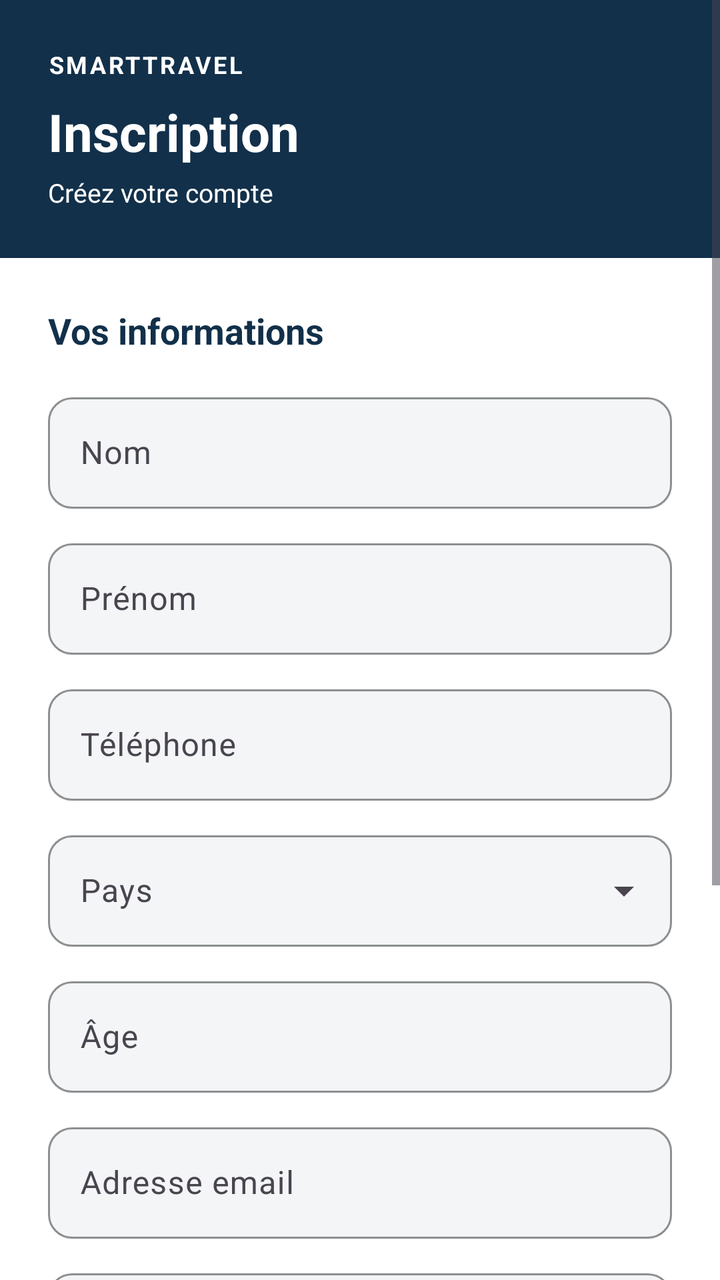
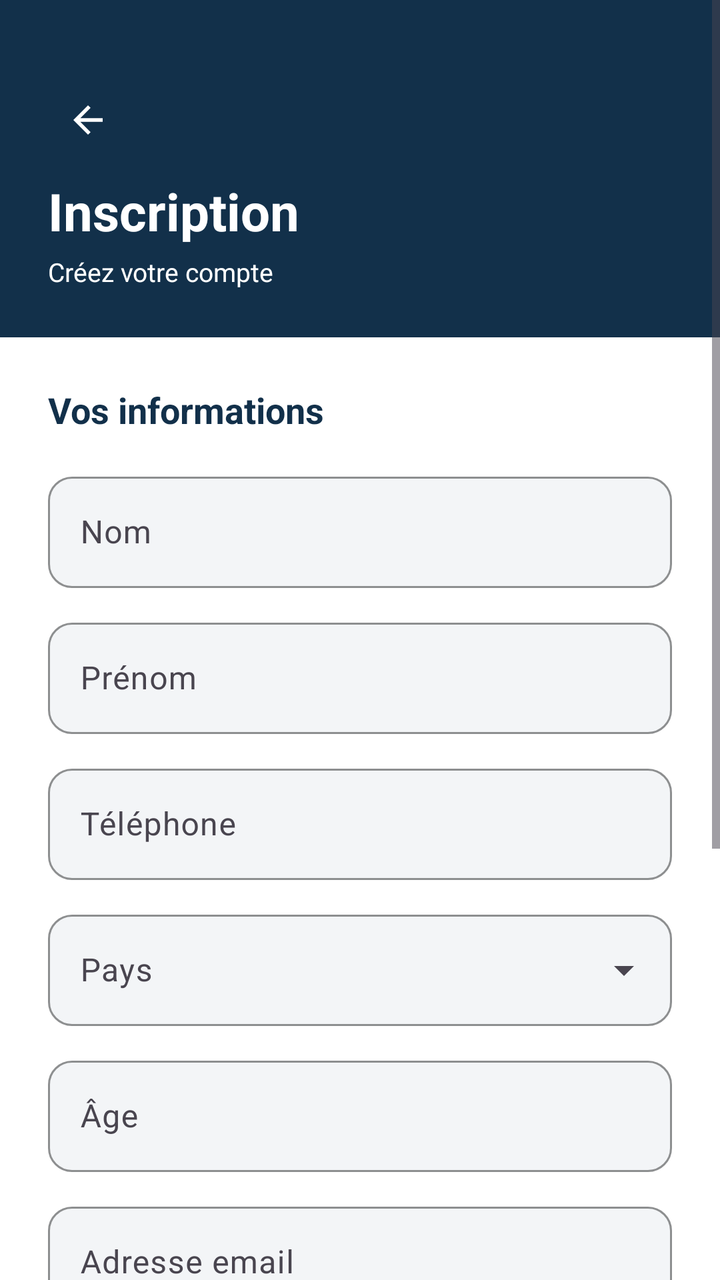

Screens rendered from an Android XML layout before and after an edit, with the pre-edit source and the edit as a unified diff.
<!-- AndroidManifest.xml: application theme Theme.SmartTravel -->
<!-- res/layout/fragment_register.xml -->
<?xml version="1.0" encoding="utf-8"?>
<ScrollView xmlns:android="http://schemas.android.com/apk/res/android"
    xmlns:app="http://schemas.android.com/apk/res-auto"
    android:layout_width="match_parent"
    android:layout_height="match_parent"
    android:fillViewport="true">

    <LinearLayout
        android:layout_width="match_parent"
        android:layout_height="wrap_content"
        android:orientation="vertical">

        <LinearLayout
            android:layout_width="match_parent"
            android:layout_height="wrap_content"
            android:background="@color/navy"
            android:orientation="vertical"
            android:padding="24dp">

            <TextView
                android:layout_width="wrap_content"
                android:layout_height="wrap_content"
                android:letterSpacing="0.1"
                android:text="SMARTTRAVEL"
                android:textColor="@color/white"
                android:textSize="12sp"
                android:textStyle="bold" />

            <TextView
                android:layout_width="wrap_content"
                android:layout_height="wrap_content"
                android:layout_marginTop="8dp"
                android:text="Inscription"
                android:textColor="@color/white"
                android:textSize="26sp"
                android:textStyle="bold" />

            <TextView
                android:layout_width="wrap_content"
                android:layout_height="wrap_content"
                android:layout_marginTop="4dp"
                android:text="Créez votre compte"
                android:textColor="@color/white"
                android:textSize="13sp" />
        </LinearLayout>

        <LinearLayout
            android:layout_width="match_parent"
            android:layout_height="wrap_content"
            android:orientation="vertical"
            android:padding="24dp">

            <TextView
                android:layout_width="wrap_content"
                android:layout_height="wrap_content"
                android:text="Vos informations"
                android:textColor="@color/navy"
                android:textSize="18sp"
                android:textStyle="bold" />

            <com.google.android.material.textfield.TextInputLayout
                android:id="@+id/tilNom"
                style="@style/Widget.SmartTravel.Input"
                android:layout_width="match_parent"
                android:layout_height="wrap_content"
                android:layout_marginTop="16dp"
                android:hint="Nom">

                <com.google.android.material.textfield.TextInputEditText
                    android:id="@+id/etNom"
                    android:layout_width="match_parent"
                    android:layout_height="wrap_content"
                    android:inputType="textPersonName|textCapWords" />
            </com.google.android.material.textfield.TextInputLayout>

            <com.google.android.material.textfield.TextInputLayout
                android:id="@+id/tilPrenom"
                style="@style/Widget.SmartTravel.Input"
                android:layout_width="match_parent"
                android:layout_height="wrap_content"
                android:layout_marginTop="12dp"
                android:hint="Prénom">

                <com.google.android.material.textfield.TextInputEditText
                    android:id="@+id/etPrenom"
                    android:layout_width="match_parent"
                    android:layout_height="wrap_content"
                    android:inputType="textPersonName|textCapWords" />
            </com.google.android.material.textfield.TextInputLayout>

            <com.google.android.material.textfield.TextInputLayout
                android:id="@+id/tilTel"
                style="@style/Widget.SmartTravel.Input"
                android:layout_width="match_parent"
                android:layout_height="wrap_content"
                android:layout_marginTop="12dp"
                android:hint="Téléphone">

                <com.google.android.material.textfield.TextInputEditText
                    android:id="@+id/etTel"
                    android:layout_width="match_parent"
                    android:layout_height="wrap_content"
                    android:inputType="phone" />
            </com.google.android.material.textfield.TextInputLayout>

            <com.google.android.material.textfield.TextInputLayout
                android:id="@+id/tilPays"
                style="@style/Widget.SmartTravel.Dropdown"
                android:layout_width="match_parent"
                android:layout_height="wrap_content"
                android:layout_marginTop="12dp"
                android:hint="Pays">

                <AutoCompleteTextView
                    android:id="@+id/etPays"
                    android:layout_width="match_parent"
                    android:layout_height="wrap_content"
                    android:inputType="none" />
            </com.google.android.material.textfield.TextInputLayout>

            <com.google.android.material.textfield.TextInputLayout
                android:id="@+id/tilAge"
                style="@style/Widget.SmartTravel.Input"
                android:layout_width="match_parent"
                android:layout_height="wrap_content"
                android:layout_marginTop="12dp"
                android:hint="Âge">

                <com.google.android.material.textfield.TextInputEditText
                    android:id="@+id/etAge"
                    android:layout_width="match_parent"
                    android:layout_height="wrap_content"
                    android:inputType="number"
                    android:maxLength="3" />
            </com.google.android.material.textfield.TextInputLayout>

            <com.google.android.material.textfield.TextInputLayout
                android:id="@+id/tilEmail"
                style="@style/Widget.SmartTravel.Input"
                android:layout_width="match_parent"
                android:layout_height="wrap_content"
                android:layout_marginTop="12dp"
                android:hint="Adresse email">

                <com.google.android.material.textfield.TextInputEditText
                    android:id="@+id/etEmail"
                    android:layout_width="match_parent"
                    android:layout_height="wrap_content"
                    android:inputType="textEmailAddress" />
            </com.google.android.material.textfield.TextInputLayout>

            <com.google.android.material.textfield.TextInputLayout
                android:id="@+id/tilPassword"
                style="@style/Widget.SmartTravel.Input"
                android:layout_width="match_parent"
                android:layout_height="wrap_content"
                android:layout_marginTop="12dp"
                android:hint="Mot de passe"
                app:endIconMode="password_toggle">

                <com.google.android.material.textfield.TextInputEditText
                    android:id="@+id/etPassword"
                    android:layout_width="match_parent"
                    android:layout_height="wrap_content"
                    android:inputType="textPassword" />
            </com.google.android.material.textfield.TextInputLayout>

            <com.google.android.material.textfield.TextInputLayout
                android:id="@+id/tilConfirm"
                style="@style/Widget.SmartTravel.Input"
                android:layout_width="match_parent"
                android:layout_height="wrap_content"
                android:layout_marginTop="12dp"
                android:hint="Confirmer le mot de passe"
                app:endIconMode="password_toggle">

                <com.google.android.material.textfield.TextInputEditText
                    android:id="@+id/etConfirm"
                    android:layout_width="match_parent"
                    android:layout_height="wrap_content"
                    android:inputType="textPassword" />
            </com.google.android.material.textfield.TextInputLayout>

            <com.google.android.material.button.MaterialButton
                android:id="@+id/btnRegister"
                android:layout_width="match_parent"
                android:layout_height="56dp"
                android:layout_marginTop="24dp"
                android:text="S'INSCRIRE"
                android:textStyle="bold"
                app:cornerRadius="16dp" />

            <TextView
                android:id="@+id/tvLogin"
                android:layout_width="match_parent"
                android:layout_height="wrap_content"
                android:layout_marginTop="8dp"
                android:gravity="center"
                android:minHeight="48dp"
                android:text="Déjà un compte ? Se connecter"
                android:textColor="@color/teal"
                android:textStyle="bold" />
        </LinearLayout>
    </LinearLayout>
</ScrollView>
<!-- resources referenced by this layout -->
<resources>
  <color name="navy">#12304A</color>
  <color name="teal">#159A9C</color>
  <color name="white">#FFFFFFFF</color>
  <style name="Widget.SmartTravel.Dropdown" parent="Widget.Material3.TextInputLayout.OutlinedBox.ExposedDropdownMenu">
          <item name="boxBackgroundColor">@color/gray_light</item>
          <item name="boxStrokeColor">@color/teal</item>
          <item name="boxCornerRadiusTopStart">12dp</item>
          <item name="boxCornerRadiusTopEnd">12dp</item>
          <item name="boxCornerRadiusBottomStart">12dp</item>
          <item name="boxCornerRadiusBottomEnd">12dp</item>
      </style>
  <style name="Widget.SmartTravel.Input" parent="Widget.Material3.TextInputLayout.OutlinedBox">
          <item name="boxBackgroundColor">@color/gray_light</item>
          <item name="boxStrokeColor">@color/teal</item>
          <item name="boxCornerRadiusTopStart">12dp</item>
          <item name="boxCornerRadiusTopEnd">12dp</item>
          <item name="boxCornerRadiusBottomStart">12dp</item>
          <item name="boxCornerRadiusBottomEnd">12dp</item>
      </style>
  <style name="Theme.SmartTravel" parent="Theme.Material3.Light.NoActionBar">
          <item name="colorPrimary">@color/teal</item>
          <item name="colorOnPrimary">@color/white</item>
          <item name="colorSecondary">@color/orange_soft</item>
          <item name="android:windowBackground">@color/white</item>
          <item name="android:statusBarColor">@color/navy</item>
      </style>
  <color name="gray_light">#F3F5F7</color>
  <color name="orange_soft">#F4A261</color>
</resources>

<!-- the commit's change to res/layout/fragment_register.xml (unified diff, before → after) -->
@@ -16,15 +16,19 @@
             android:background="@color/navy"
             android:orientation="vertical"
             android:padding="24dp">
-
-            <TextView
-                android:layout_width="wrap_content"
-                android:layout_height="wrap_content"
-                android:letterSpacing="0.1"
-                android:text="SMARTTRAVEL"
-                android:textColor="@color/white"
-                android:textSize="12sp"
-                android:textStyle="bold" />
+            <ImageView
+                android:id="@+id/btnBack"
+                android:layout_width="40dp"
+                android:layout_height="40dp"
+                android:layout_marginTop="16dp"
+                android:background="?attr/selectableItemBackgroundBorderless"
+                android:clickable="true"
+                android:focusable="true"
+                android:padding="9dp"
+                android:src="@drawable/ic_arrow_back"
+                app:tint="@color/white" />
+
+
 
             <TextView
                 android:layout_width="wrap_content"
<!-- resource entries referenced after the edit -->
@@ -3,6 +3,12 @@
   <color name="navy">#12304A</color>
   <color name="teal">#159A9C</color>
   <color name="white">#FFFFFFFF</color>
+  <!-- drawable ic_arrow_back (drawable) -->
+  <vector xmlns:android="http://schemas.android.com/apk/res/android" android:autoMirrored="true" android:height="24dp" android:tint="#000000" android:viewportHeight="960" android:viewportWidth="960" android:width="24dp">
+        
+      <path android:fillColor="@android:color/white" android:pathData="M313,520L537,744L480,800L160,480L480,160L537,216L313,440L800,440L800,520L313,520Z"/>
+      
+  </vector>
   <style name="Widget.SmartTravel.Dropdown" parent="Widget.Material3.TextInputLayout.OutlinedBox.ExposedDropdownMenu">
           <item name="boxBackgroundColor">@color/gray_light</item>
           <item name="boxStrokeColor">@color/teal</item>
